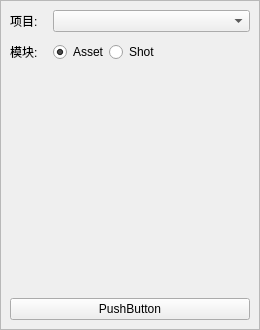
The window that scripts/check_and_publish/src/ui/task_choose.ui (KevinShuo/MayaFlow) describes before a commit, drawn with Qt 5.
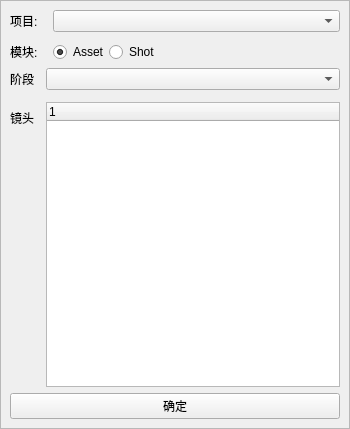
The same window after the commit. The open tabs and pages were chosen to show the change.

```diff
--- a/scripts/check_and_publish/src/ui/task_choose.ui
+++ b/scripts/check_and_publish/src/ui/task_choose.ui
@@ -6,8 +6,8 @@
    <rect>
     <x>0</x>
     <y>0</y>
-    <width>260</width>
-    <height>330</height>
+    <width>350</width>
+    <height>429</height>
    </rect>
   </property>
   <property name="windowTitle">
@@ -165,13 +165,60 @@
           </item>
          </layout>
         </widget>
-        <widget class="QWidget" name="page_shot"/>
+        <widget class="QWidget" name="page_shot">
+         <layout class="QFormLayout" name="formLayout_3">
+          <property name="horizontalSpacing">
+           <number>12</number>
+          </property>
+          <property name="verticalSpacing">
+           <number>12</number>
+          </property>
+          <property name="leftMargin">
+           <number>0</number>
+          </property>
+          <property name="topMargin">
+           <number>0</number>
+          </property>
+          <property name="rightMargin">
+           <number>0</number>
+          </property>
+          <property name="bottomMargin">
+           <number>0</number>
+          </property>
+          <item row="0" column="0">
+           <widget class="QLabel" name="label_5">
+            <property name="text">
+             <string>阶段</string>
+            </property>
+           </widget>
+          </item>
+          <item row="0" column="1">
+           <widget class="QComboBox" name="comboBox_shot_pipeline"/>
+          </item>
+          <item row="1" column="0">
+           <widget class="QLabel" name="label_6">
+            <property name="text">
+             <string>镜头</string>
+            </property>
+           </widget>
+          </item>
+          <item row="1" column="1">
+           <widget class="QTreeWidget" name="treeWidget_shot_task">
+            <column>
+             <property name="text">
+              <string notr="true">1</string>
+             </property>
+            </column>
+           </widget>
+          </item>
+         </layout>
+        </widget>
        </widget>
       </item>
       <item>
        <widget class="QPushButton" name="pushButton">
         <property name="text">
-         <string>PushButton</string>
+         <string>确定</string>
         </property>
        </widget>
       </item>
```
Left out of the diff: 15 changed lines with no effect on the pictures.
